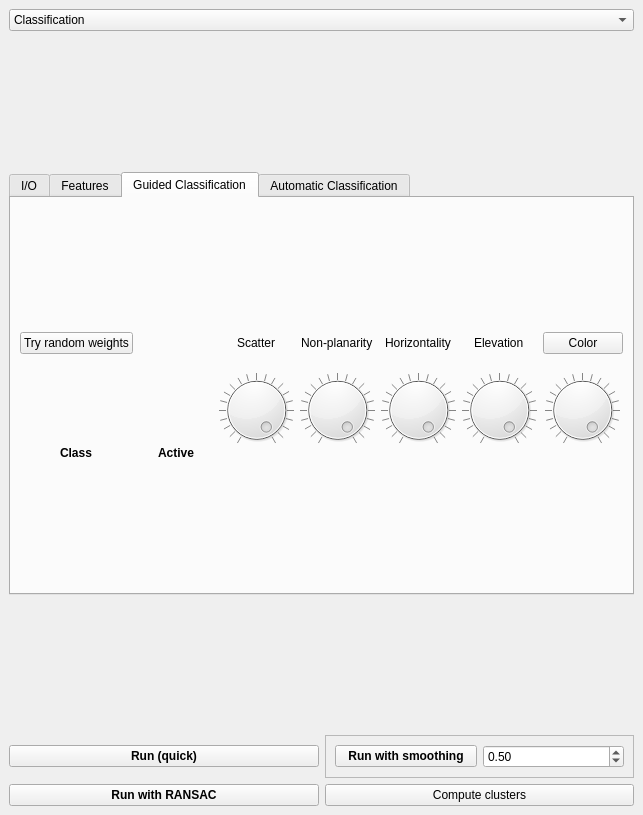
CGAL/cgal, file Polyhedron/demo/Polyhedron/Plugins/Point_set/Point_set_classification_widget.ui: the form before one commit.
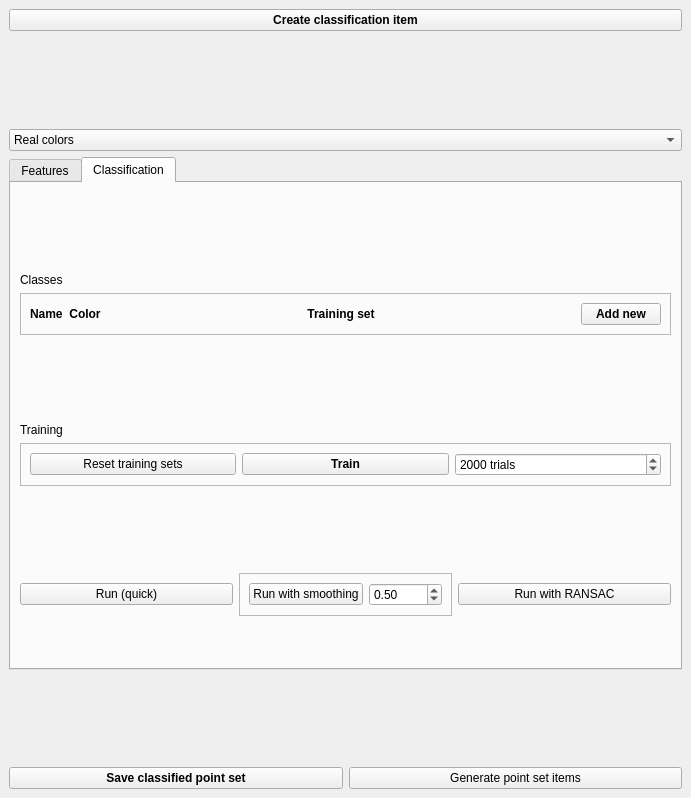
The form after the commit. The open tabs and pages were chosen to show the change.

The edit to the form file:
```diff
--- a/Polyhedron/demo/Polyhedron/Plugins/Point_set/Point_set_classification_widget.ui
+++ b/Polyhedron/demo/Polyhedron/Plugins/Point_set/Point_set_classification_widget.ui
@@ -6,8 +6,8 @@
    <rect>
     <x>0</x>
     <y>0</y>
-    <width>643</width>
-    <height>815</height>
+    <width>691</width>
+    <height>798</height>
    </rect>
   </property>
   <property name="windowTitle">
@@ -15,10 +15,36 @@
   </property>
   <widget class="QWidget" name="dockWidgetContents">
    <layout class="QVBoxLayout" name="verticalLayout_2">
+    <item>
+     <widget class="QPushButton" name="create_from_item">
+      <property name="font">
+       <font>
+        <weight>75</weight>
+        <bold>true</bold>
+       </font>
+      </property>
+      <property name="text">
+       <string>Create classification item</string>
+      </property>
+     </widget>
+    </item>
+    <item>
+     <spacer name="verticalSpacer">
+      <property name="orientation">
+       <enum>Qt::Vertical</enum>
+      </property>
+      <property name="sizeHint" stdset="0">
+       <size>
+        <width>20</width>
+        <height>40</height>
+       </size>
+      </property>
+     </spacer>
+    </item>
     <item>
      <widget class="QComboBox" name="display">
       <property name="currentIndex">
-       <number>1</number>
+       <number>0</number>
       </property>
       <item>
        <property name="text">
@@ -72,238 +98,12 @@
       </item>
      </widget>
     </item>
-    <item>
-     <spacer name="verticalSpacer_14">
-      <property name="orientation">
-       <enum>Qt::Vertical</enum>
-      </property>
-      <property name="sizeHint" stdset="0">
-       <size>
-        <width>20</width>
-        <height>87</height>
-       </size>
-      </property>
-     </spacer>
-    </item>
     <item>
      <widget class="QTabWidget" name="tabWidget">
       <property name="currentIndex">
        <number>3</number>
       </property>
-      <widget class="QWidget" name="tab">
-       <attribute name="title">
-        <string>I/O</string>
-       </attribute>
-       <layout class="QVBoxLayout" name="verticalLayout">
-        <item>
-         <spacer name="verticalSpacer_7">
-          <property name="orientation">
-           <enum>Qt::Vertical</enum>
-          </property>
-          <property name="sizeHint" stdset="0">
-           <size>
-            <width>20</width>
-            <height>40</height>
-           </size>
-          </property>
-         </spacer>
-        </item>
-        <item>
-         <widget class="QLabel" name="label_3">
-          <property name="text">
-           <string>Input</string>
-          </property>
-         </widget>
-        </item>
-        <item>
-         <layout class="QHBoxLayout" name="horizontalLayout_9">
-          <item>
-           <spacer name="horizontalSpacer">
-            <property name="orientation">
-             <enum>Qt::Horizontal</enum>
-            </property>
-            <property name="sizeHint" stdset="0">
-             <size>
-              <width>40</width>
-              <height>20</height>
-             </size>
-            </property>
-           </spacer>
-          </item>
-          <item>
-           <widget class="QLabel" name="label_6">
-            <property name="text">
-             <string>Segment point sets larger than</string>
-            </property>
-           </widget>
-          </item>
-          <item>
-           <widget class="QSpinBox" name="max_nb_points">
-            <property name="sizePolicy">
-             <sizepolicy hsizetype="Maximum" vsizetype="Fixed">
-              <horstretch>0</horstretch>
-              <verstretch>0</verstretch>
-             </sizepolicy>
-            </property>
-            <property name="suffix">
-             <string/>
-            </property>
-            <property name="minimum">
-             <number>100</number>
-            </property>
-            <property name="maximum">
-             <number>100000000</number>
-            </property>
-            <property name="singleStep">
-             <number>100000</number>
-            </property>
-            <property name="value">
-             <number>5000000</number>
-            </property>
-           </widget>
-          </item>
-          <item>
-           <widget class="QLabel" name="label_7">
-            <property name="text">
-             <string>points</string>
-            </property>
-           </widget>
-          </item>
-         </layout>
-        </item>
-        <item>
-         <layout class="QHBoxLayout" name="horizontalLayout">
-          <item>
-           <widget class="QPushButton" name="create_from_item">
-            <property name="font">
-             <font>
-              <weight>75</weight>
-              <bold>true</bold>
-             </font>
-            </property>
-            <property name="text">
-             <string>Create classification item</string>
-            </property>
-           </widget>
-          </item>
-         </layout>
-        </item>
-        <item>
-         <spacer name="verticalSpacer">
-          <property name="orientation">
-           <enum>Qt::Vertical</enum>
-          </property>
-          <property name="sizeHint" stdset="0">
-           <size>
-            <width>20</width>
-            <height>40</height>
-           </size>
-          </property>
-         </spacer>
-        </item>
-        <item>
-         <widget class="QLabel" name="label_5">
-          <property name="text">
-           <string>Classification parameters</string>
-          </property>
-         </widget>
-        </item>
-        <item>
-         <layout class="QHBoxLayout" name="horizontalLayout_8">
-          <item>
-           <widget class="QPushButton" name="load_config">
-            <property name="text">
-             <string>Load config</string>
-            </property>
-           </widget>
-          </item>
-          <item>
-           <widget class="QPushButton" name="save_config">
-            <property name="text">
-             <string>Save config</string>
-            </property>
-           </widget>
-          </item>
-         </layout>
-        </item>
-        <item>
-         <spacer name="verticalSpacer_4">
-          <property name="orientation">
-           <enum>Qt::Vertical</enum>
-          </property>
-          <property name="sizeHint" stdset="0">
-           <size>
-            <width>20</width>
-            <height>40</height>
-           </size>
-          </property>
-         </spacer>
-        </item>
-        <item>
-         <widget class="QLabel" name="label_4">
-          <property name="text">
-           <string>Output</string>
-          </property>
-         </widget>
-        </item>
-        <item>
-         <layout class="QHBoxLayout" name="horizontalLayout_5">
-          <item>
-           <widget class="QPushButton" name="save">
-            <property name="font">
-             <font>
-              <weight>50</weight>
-              <bold>false</bold>
-             </font>
-            </property>
-            <property name="text">
-             <string>Save colored point set</string>
-            </property>
-           </widget>
-          </item>
-          <item>
-           <widget class="QPushButton" name="generate_point_set_items">
-            <property name="text">
-             <string>Generate point set items</string>
-            </property>
-           </widget>
-          </item>
-         </layout>
-        </item>
-        <item>
-         <layout class="QHBoxLayout" name="horizontalLayout_7">
-          <item>
-           <widget class="QPushButton" name="extract_facades">
-            <property name="text">
-             <string>Extract facades</string>
-            </property>
-           </widget>
-          </item>
-          <item>
-           <widget class="QPushButton" name="extract_2d_outline">
-            <property name="text">
-             <string>Extract 2D outline</string>
-            </property>
-           </widget>
-          </item>
-         </layout>
-        </item>
-        <item>
-         <spacer name="verticalSpacer_8">
-          <property name="orientation">
-           <enum>Qt::Vertical</enum>
-          </property>
-          <property name="sizeHint" stdset="0">
-           <size>
-            <width>20</width>
-            <height>40</height>
-           </size>
-          </property>
-         </spacer>
-        </item>
-       </layout>
-      </widget>
-      <widget class="QWidget" name="tab_2">
+      <widget class="QWidget" name="tab_features">
        <attribute name="title">
         <string>Features</string>
        </attribute>
@@ -452,230 +252,9 @@
       </widget>
       <widget class="QWidget" name="tab_3">
        <attribute name="title">
-        <string>Guided Classification</string>
+        <string>Classification</string>
        </attribute>
-       <layout class="QVBoxLayout" name="verticalLayout_3">
-        <item>
-         <spacer name="verticalSpacer_9">
-          <property name="orientation">
-           <enum>Qt::Vertical</enum>
-          </property>
-          <property name="sizeHint" stdset="0">
-           <size>
-            <width>20</width>
-            <height>40</height>
-           </size>
-          </property>
-         </spacer>
-        </item>
-        <item>
-         <layout class="QHBoxLayout" name="horizontalLayout_4"/>
-        </item>
-        <item>
-         <layout class="QGridLayout" name="gridLayout">
-          <item row="1" column="4" alignment="Qt::AlignHCenter">
-           <widget class="QDial" name="horizontalitySlider">
-            <property name="maximumSize">
-             <size>
-              <width>75</width>
-              <height>16777215</height>
-             </size>
-            </property>
-            <property name="maximum">
-             <number>999</number>
-            </property>
-            <property name="sliderPosition">
-             <number>999</number>
-            </property>
-            <property name="notchTarget">
-             <double>50.000000000000000</double>
-            </property>
-            <property name="notchesVisible">
-             <bool>true</bool>
-            </property>
-           </widget>
-          </item>
-          <item row="1" column="5" alignment="Qt::AlignHCenter">
-           <widget class="QDial" name="elevationSlider">
-            <property name="maximumSize">
-             <size>
-              <width>75</width>
-              <height>16777215</height>
-             </size>
-            </property>
-            <property name="maximum">
-             <number>999</number>
-            </property>
-            <property name="sliderPosition">
-             <number>999</number>
-            </property>
-            <property name="notchTarget">
-             <double>50.000000000000000</double>
-            </property>
-            <property name="notchesVisible">
-             <bool>true</bool>
-            </property>
-           </widget>
-          </item>
-          <item row="1" column="3" alignment="Qt::AlignHCenter">
-           <widget class="QDial" name="planaritySlider">
-            <property name="maximumSize">
-             <size>
-              <width>75</width>
-              <height>16777215</height>
-             </size>
-            </property>
-            <property name="maximum">
-             <number>999</number>
-            </property>
-            <property name="sliderPosition">
-             <number>999</number>
-            </property>
-            <property name="wrapping">
-             <bool>false</bool>
-            </property>
-            <property name="notchTarget">
-             <double>50.000000000000000</double>
-            </property>
-            <property name="notchesVisible">
-             <bool>true</bool>
-            </property>
-           </widget>
-          </item>
-          <item row="1" column="2" alignment="Qt::AlignHCenter">
-           <widget class="QDial" name="scatterSlider">
-            <property name="maximumSize">
-             <size>
-              <width>75</width>
-              <height>16777215</height>
-             </size>
-            </property>
-            <property name="maximum">
-             <number>999</number>
-            </property>
-            <property name="sliderPosition">
-             <number>999</number>
-            </property>
-            <property name="notchTarget">
-             <double>50.000000000000000</double>
-            </property>
-            <property name="notchesVisible">
-             <bool>true</bool>
-            </property>
-           </widget>
-          </item>
-          <item row="0" column="4" alignment="Qt::AlignHCenter">
-           <widget class="QLabel" name="horizontalityLabel">
-            <property name="text">
-             <string>Horizontality</string>
-            </property>
-           </widget>
-          </item>
-          <item row="1" column="1" alignment="Qt::AlignHCenter|Qt::AlignBottom">
-           <widget class="QLabel" name="label_2">
-            <property name="font">
-             <font>
-              <weight>75</weight>
-              <bold>true</bold>
-             </font>
-            </property>
-            <property name="text">
-             <string>Active</string>
-            </property>
-           </widget>
-          </item>
-          <item row="0" column="5" alignment="Qt::AlignHCenter">
-           <widget class="QLabel" name="elevationLabel">
-            <property name="text">
-             <string>Elevation</string>
-            </property>
-           </widget>
-          </item>
-          <item row="0" column="6">
-           <widget class="QPushButton" name="colorButton">
-            <property name="text">
-             <string>Color</string>
-            </property>
-           </widget>
-          </item>
-          <item row="1" column="0" alignment="Qt::AlignHCenter|Qt::AlignBottom">
-           <widget class="QLabel" name="label">
-            <property name="font">
-             <font>
-              <weight>75</weight>
-              <bold>true</bold>
-             </font>
-            </property>
-            <property name="text">
-             <string>Class</string>
-            </property>
-           </widget>
-          </item>
-          <item row="0" column="2" alignment="Qt::AlignHCenter">
-           <widget class="QLabel" name="scatterLabel">
-            <property name="text">
-             <string>Scatter</string>
-            </property>
-           </widget>
-          </item>
-          <item row="0" column="3" alignment="Qt::AlignHCenter">
-           <widget class="QLabel" name="planarityLabel">
-            <property name="text">
-             <string>Non-planarity</string>
-            </property>
-           </widget>
-          </item>
-          <item row="1" column="6" alignment="Qt::AlignHCenter">
-           <widget class="QDial" name="colorSlider">
-            <property name="maximumSize">
-             <size>
-              <width>75</width>
-              <height>16777215</height>
-             </size>
-            </property>
-            <property name="maximum">
-             <number>999</number>
-            </property>
-            <property name="value">
-             <number>999</number>
-            </property>
-            <property name="notchTarget">
-             <double>50.000000000000000</double>
-            </property>
-            <property name="notchesVisible">
-             <bool>true</bool>
-            </property>
-           </widget>
-          </item>
-          <item row="0" column="0">
-           <widget class="QPushButton" name="random_weights">
-            <property name="text">
-             <string>Try random weights</string>
-            </property>
-           </widget>
-          </item>
-         </layout>
-        </item>
-        <item>
-         <spacer name="verticalSpacer_2">
-          <property name="orientation">
-           <enum>Qt::Vertical</enum>
-          </property>
-          <property name="sizeHint" stdset="0">
-           <size>
-            <width>20</width>
-            <height>40</height>
-           </size>
-          </property>
-         </spacer>
-        </item>
-       </layout>
-      </widget>
-      <widget class="QWidget" name="tab_4">
-       <attribute name="title">
-        <string>Automatic Classification</string>
-       </attribute>
-       <layout class="QVBoxLayout" name="verticalLayout_4">
+       <layout class="QVBoxLayout" name="verticalLayout">
         <item>
          <spacer name="verticalSpacer_12">
           <property name="orientation">
@@ -892,27 +471,117 @@
           </property>
          </spacer>
         </item>
+        <item>
+         <layout class="QHBoxLayout" name="horizontalLayout_2">
+          <item>
+           <widget class="QPushButton" name="run">
+            <property name="font">
+             <font>
+              <weight>50</weight>
+              <bold>false</bold>
+             </font>
+            </property>
+            <property name="text">
+             <string>Run (quick)</string>
+            </property>
+           </widget>
+          </item>
+          <item>
+           <widget class="QFrame" name="frame">
+            <property name="frameShape">
+             <enum>QFrame::StyledPanel</enum>
+            </property>
+            <property name="frameShadow">
+             <enum>QFrame::Raised</enum>
+            </property>
+            <layout class="QHBoxLayout" name="horizontalLayout_10">
+             <item>
+              <widget class="QPushButton" name="run_with_smoothing">
+               <property name="font">
+                <font>
+                 <weight>50</weight>
+                 <bold>false</bold>
+                </font>
+               </property>
+               <property name="text">
+                <string>Run with smoothing</string>
+               </property>
+              </widget>
+             </item>
+             <item>
+              <widget class="QDoubleSpinBox" name="smoothingDoubleSpinBox">
+               <property name="sizePolicy">
+                <sizepolicy hsizetype="Minimum" vsizetype="Fixed">
+                 <horstretch>0</horstretch>
+                 <verstretch>0</verstretch>
+                </sizepolicy>
+               </property>
+               <property name="toolTip">
+                <string>Smoothing strenght</string>
+               </property>
+               <property name="maximum">
+                <double>10.000000000000000</double>
+               </property>
+               <property name="singleStep">
+                <double>0.100000000000000</double>
+               </property>
+               <property name="value">
+                <double>0.500000000000000</double>
+               </property>
+              </widget>
+             </item>
+            </layout>
+           </widget>
+          </item>
+          <item>
+           <widget class="QPushButton" name="run_with_ransac">
+            <property name="font">
+             <font>
+              <weight>50</weight>
+              <bold>false</bold>
+             </font>
+            </property>
+            <property name="text">
+             <string>Run with RANSAC</string>
+            </property>
+           </widget>
+          </item>
+         </layout>
+        </item>
+        <item>
+         <spacer name="verticalSpacer_8">
+          <property name="orientation">
+           <enum>Qt::Vertical</enum>
+          </property>
+          <property name="sizeHint" stdset="0">
+           <size>
+            <width>20</width>
+            <height>41</height>
+           </size>
+          </property>
+         </spacer>
+        </item>
        </layout>
       </widget>
      </widget>
     </item>
     <item>
-     <spacer name="verticalSpacer_10">
+     <spacer name="verticalSpacer_4">
       <property name="orientation">
        <enum>Qt::Vertical</enum>
       </property>
       <property name="sizeHint" stdset="0">
        <size>
         <width>20</width>
-        <height>86</height>
+        <height>40</height>
        </size>
       </property>
      </spacer>
     </item>
     <item>
-     <layout class="QHBoxLayout" name="horizontalLayout_2">
+     <layout class="QHBoxLayout" name="horizontalLayout_5">
       <item>
-       <widget class="QPushButton" name="run">
+       <widget class="QPushButton" name="save">
         <property name="font">
          <font>
           <weight>75</weight>
@@ -920,78 +589,14 @@
          </font>
         </property>
         <property name="text">
-         <string>Run (quick)</string>
+         <string>Save classified point set</string>
         </property>
        </widget>
       </item>
       <item>
-       <widget class="QFrame" name="frame">
-        <property name="frameShape">
-         <enum>QFrame::StyledPanel</enum>
-        </property>
-        <property name="frameShadow">
-         <enum>QFrame::Raised</enum>
-        </property>
-        <layout class="QHBoxLayout" name="horizontalLayout_10">
-         <item>
-          <widget class="QPushButton" name="run_with_smoothing">
-           <property name="font">
-            <font>
-             <weight>75</weight>
-             <bold>true</bold>
-            </font>
-           </property>
-           <property name="text">
-            <string>Run with smoothing</string>
-           </property>
-          </widget>
-         </item>
-         <item>
-          <widget class="QDoubleSpinBox" name="smoothingDoubleSpinBox">
-           <property name="sizePolicy">
-            <sizepolicy hsizetype="Minimum" vsizetype="Fixed">
-             <horstretch>0</horstretch>
-             <verstretch>0</verstretch>
-            </sizepolicy>
-           </property>
-           <property name="toolTip">
-            <string>Smoothing strenght</string>
-           </property>
-           <property name="maximum">
-            <double>10.000000000000000</double>
-           </property>
-           <property name="singleStep">
-            <double>0.100000000000000</double>
-           </property>
-           <property name="value">
-            <double>0.500000000000000</double>
-           </property>
-          </widget>
-         </item>
-        </layout>
-       </widget>
-      </item>
-     </layout>
-    </item>
-    <item>
-     <layout class="QHBoxLayout" name="horizontalLayout_6">
-      <item>
-       <widget class="QPushButton" name="run_with_ransac">
-        <property name="font">
-         <font>
-          <weight>75</weight>
-          <bold>true</bold>
-         </font>
-        </property>
+       <widget class="QPushButton" name="generate_point_set_items">
         <property name="text">
-         <string>Run with RANSAC</string>
-        </property>
-       </widget>
-      </item>
-      <item>
-       <widget class="QPushButton" name="compute_clusters">
-        <property name="text">
-         <string>Compute clusters</string>
+         <string>Generate point set items</string>
         </property>
        </widget>
       </item>
```
Left out of the diff: 61 changed lines with no effect on the pictures.
